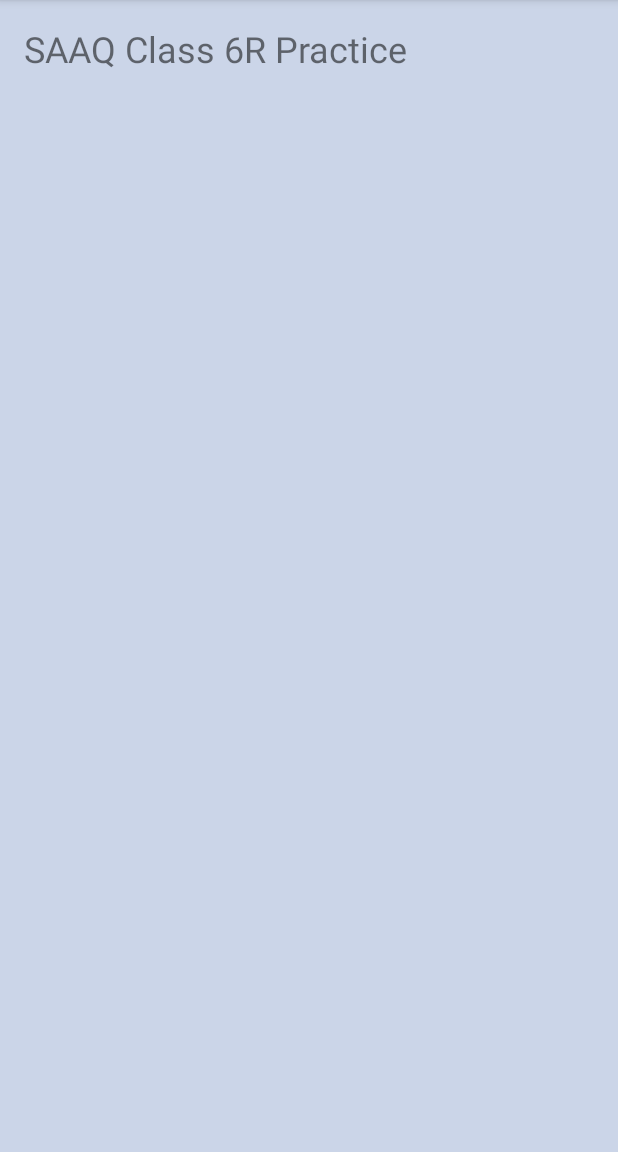
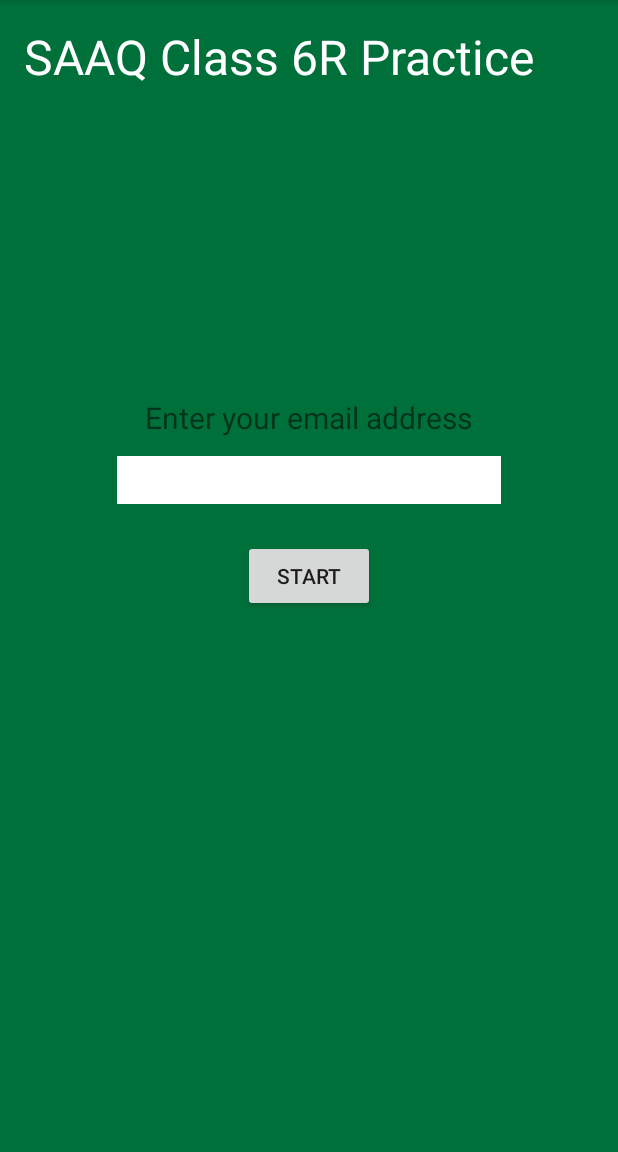
Before and after one commit to tpham20908/MobileDevelopment, an Android app: the screen it shows after launch (StartingScreenActivity), on a phone screen of 412 x 824 dp, the part 84-1236 px from its top. Run offline under Robolectric (Android 15) with nearby library versions, the phone set to English and light mode, and no system bars.

Commit message:
starting screen xml

```diff
--- a/Practices/6RTest/app/src/main/AndroidManifest.xml
+++ b/Practices/6RTest/app/src/main/AndroidManifest.xml
@@ -18,8 +18,6 @@
         </activity>
         <activity android:name=".QuizActivity">
         </activity>
-        <activity android:name=".EmailInputting">
-        </activity>
     </application>
 
 </manifest>
--- a/Practices/6RTest/app/src/main/res/layout/activity_starting_screen.xml
+++ b/Practices/6RTest/app/src/main/res/layout/activity_starting_screen.xml
@@ -3,14 +3,44 @@
     xmlns:tools="http://schemas.android.com/tools"
     android:layout_width="match_parent"
     android:layout_height="match_parent"
-    android:background="@color/background"
     android:padding="16dp"
+    android:background="@color/appBackgroundColor"
     tools:context=".StartingScreenActivity">
+
+    <TextView
+        android:layout_width="match_parent"
+        android:layout_height="wrap_content"
+        android:textColor="@color/bodyTextColor"
+        android:text="@string/title"
+        android:textSize="32sp"
+        />
 
     <TextView
         android:layout_width="wrap_content"
         android:layout_height="wrap_content"
-        android:text="@string/title"
-        android:textSize="24sp"/>
+        android:text="@string/email_input_prompt"
+        android:textSize="20sp"
+        android:layout_above="@id/email_input"
+        android:layout_centerHorizontal="true"
+        android:layout_marginBottom="12dp"
+        />
+
+    <EditText
+        android:id="@+id/email_input"
+        android:layout_width="256dp"
+        android:layout_height="32dp"
+        android:padding="4dp"
+        android:layout_above="@id/btn_start"
+        android:inputType="text"
+        android:background="#FFF"
+        android:layout_centerHorizontal="true"
+        android:layout_marginBottom="24dp"/>
+
+    <Button
+        android:id="@+id/btn_start"
+        android:layout_width="wrap_content"
+        android:layout_height="wrap_content"
+        android:layout_centerInParent="true"
+        android:text="Start" />
 
 </RelativeLayout>
--- a/Practices/6RTest/app/src/main/res/values/colors.xml
+++ b/Practices/6RTest/app/src/main/res/values/colors.xml
@@ -3,5 +3,9 @@
     <color name="colorPrimary">#3F51B5</color>
     <color name="colorPrimaryDark">#303F9F</color>
     <color name="colorAccent">#FF4081</color>
-    <color name="background">#9FAFBFDD</color>
+    <color name="appBackgroundColor">#00703B</color>
+    <color name="headerBackgroundColor">#D8D8BF</color>
+    <color name="headerTextColor">#00703B</color>
+    <color name="bodyBackgroundColor">#1D4F27</color>
+    <color name="bodyTextColor">#FFF</color>
 </resources>
--- a/Practices/6RTest/app/src/main/res/values/strings.xml
+++ b/Practices/6RTest/app/src/main/res/values/strings.xml
@@ -1,4 +1,5 @@
 <resources>
     <string name="app_name">6RTest</string>
     <string name="title">SAAQ Class 6R Practice</string>
+    <string name="email_input_prompt">Enter your email address</string>
 </resources>
```
Also changed, not shown: Practices/6RTest/app/src/main/java/ca/ipd12/tung/a6rtest/EmailInputting.java (deleted, +0 -13 lines), Practices/6RTest/app/src/main/res/layout/activity_email_inputting.xml (deleted, +0 -14 lines).
